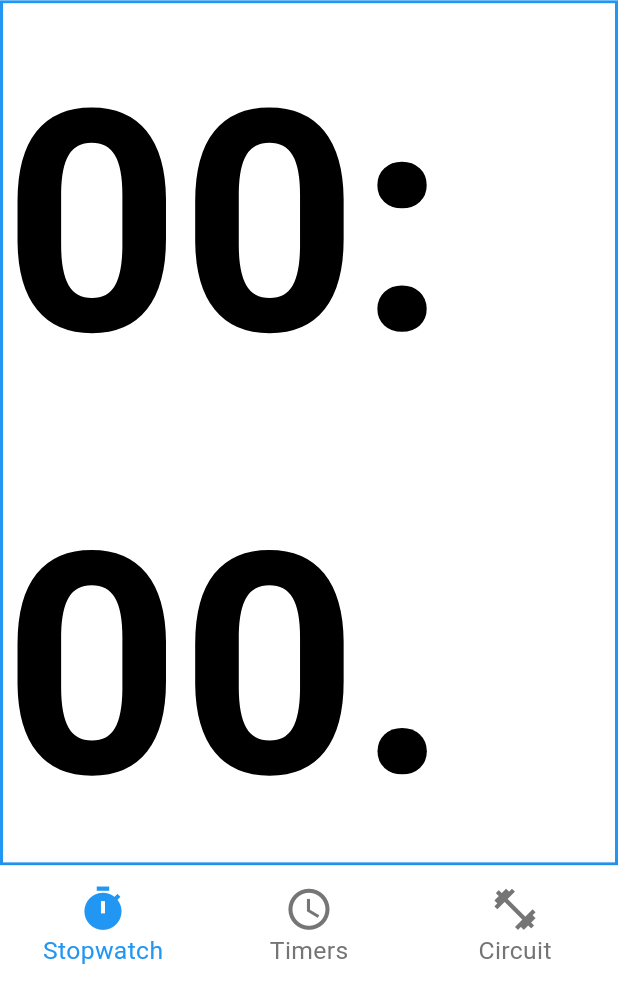
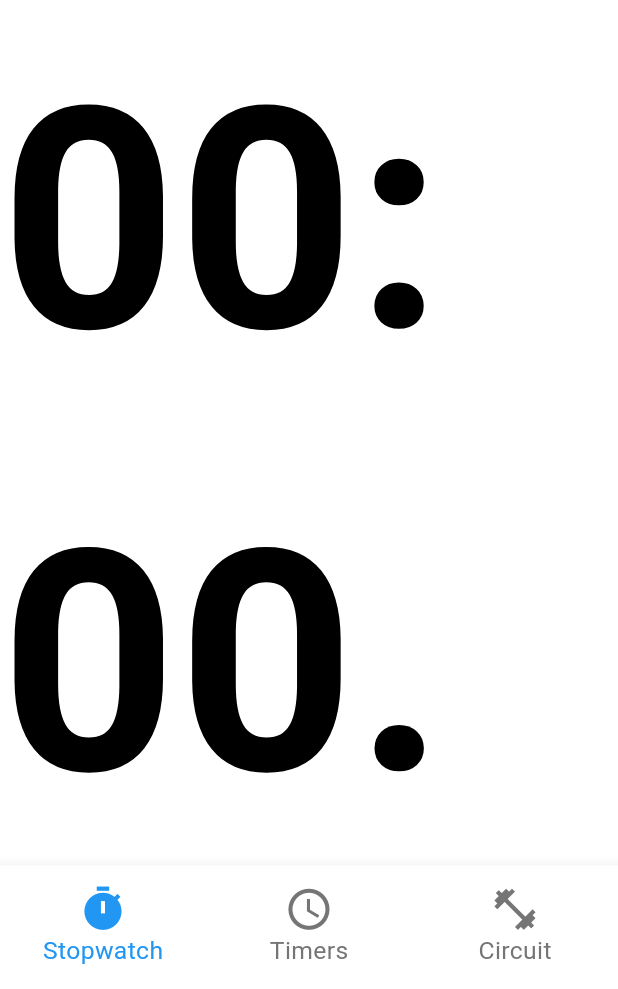
Before and after one commit to Ronaq13/knc, a Flutter app: the screen it shows after launch, on a phone screen of 412 x 824 dp, the part 247-1236 px from its top. Run offline on Flutter 3.47's test engine with Material 3 defaults, Android fonts, the phone set to English and light mode, and no system bars; our stand-ins replace audioplayers.

Commit message:
Working code 4

```diff
--- a/lib/main.dart
+++ b/lib/main.dart
@@ -195,9 +195,7 @@ class _KncHomeState extends State<KncHome> {
           focusNode: _bodyFocusNode,
           child: Container(
             decoration: BoxDecoration(
-              border: _bodyFocusNode.hasFocus
-                  ? Border.all(color: Colors.blue, width: 2)
-                  : null,
+              border: null,
             ),
             child: _pages[_selectedIndex],
           ),
@@ -237,7 +235,7 @@ class _KncHomeState extends State<KncHome> {
                       return Container(
                         height: MediaQuery.of(context).size.height * 0.04,
                         decoration: BoxDecoration(
-                          border: hasFocus ? Border.all(color: Colors.blue, width: 2) : null,
+                          border: null,
                           borderRadius: BorderRadius.circular(8),
                         ),
                         padding: EdgeInsets.all(hasFocus ? 4 : 0),
@@ -270,7 +268,7 @@ class _KncHomeState extends State<KncHome> {
                       return Container(
                         height: MediaQuery.of(context).size.height * 0.04,
                         decoration: BoxDecoration(
-                          border: hasFocus ? Border.all(color: Colors.blue, width: 2) : null,
+                          border: null,
                           borderRadius: BorderRadius.circular(8),
                         ),
                         padding: EdgeInsets.all(hasFocus ? 4 : 0),
@@ -307,7 +305,7 @@ class _KncHomeState extends State<KncHome> {
                       return Container(
                         height: MediaQuery.of(context).size.height * 0.04,
                         decoration: BoxDecoration(
-                          border: hasFocus ? Border.all(color: Colors.blue, width: 2) : null,
+                          border: null,
                           borderRadius: BorderRadius.circular(8),
                         ),
                         padding: EdgeInsets.all(hasFocus ? 4 : 0),
```
Also changed, not shown: lib/screens/circuit_screen.dart (+20 -2 lines).
